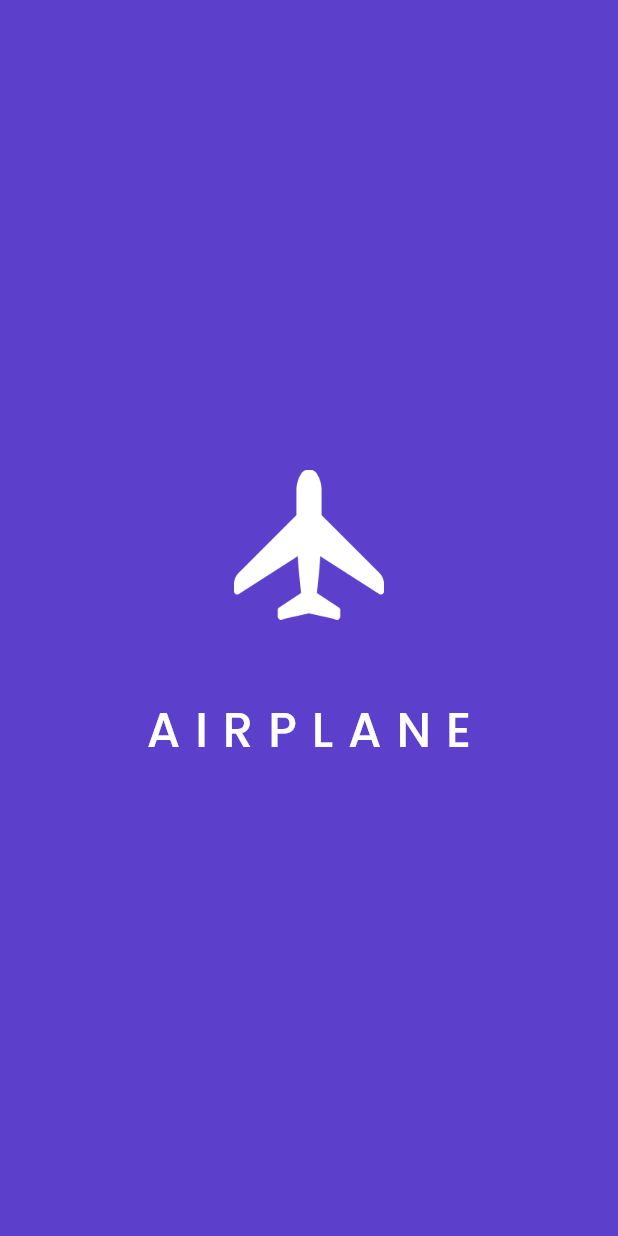
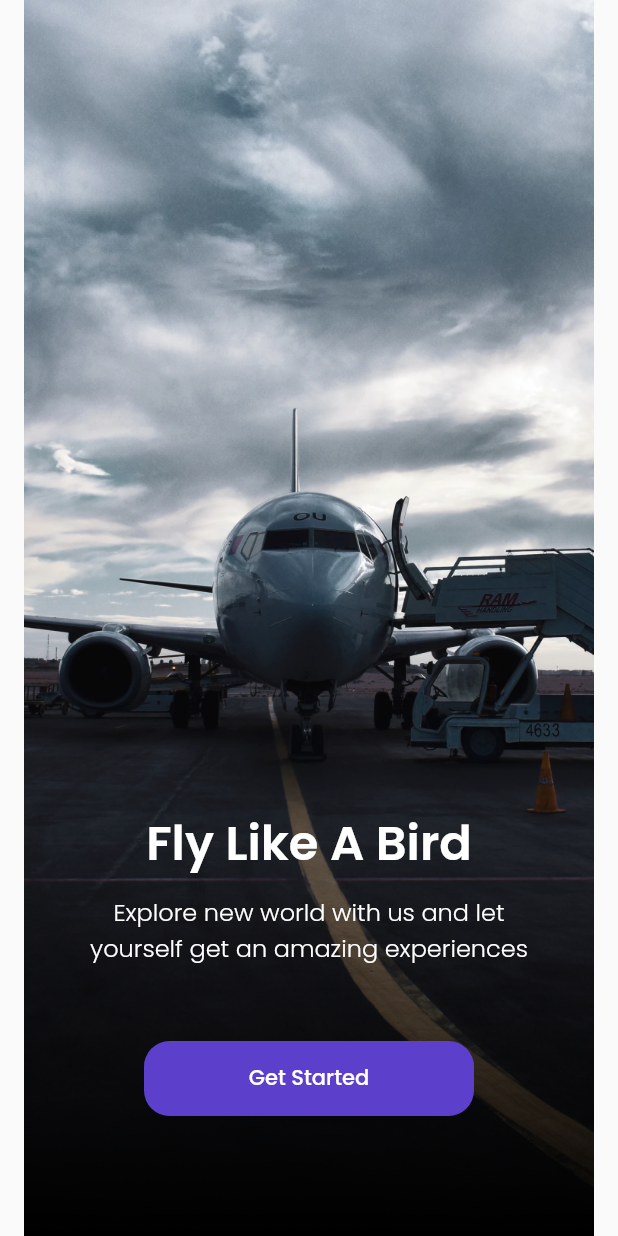
Before and after one commit to aldhykohar/airplane-app, a Flutter app: the screen it shows after launch, on a phone screen of 412 x 824 dp. Run offline on Flutter 3.47's test engine with Material 2 defaults, Android fonts, the phone set to English and light mode, and no system bars; our stand-ins replace google_fonts.

Commit message:
:zap: create ui get started

```diff
--- a/lib/main.dart
+++ b/lib/main.dart
@@ -1,6 +1,5 @@
 import 'package:flutter/material.dart';
-
-import 'ui/pages/splash_page.dart';
+import 'ui/pages/get_started_page.dart';
 
 void main() => runApp(MyApp());
 
@@ -11,7 +10,7 @@ class MyApp extends StatelessWidget {
   Widget build(BuildContext context) {
     return MaterialApp(
       debugShowCheckedModeBanner: false,
-      home: SplashPage(),
+      home: GetStartedPage(),
     );
   }
 }
--- /dev/null
+++ b/lib/ui/pages/get_started_page.dart
@@ -0,0 +1,70 @@
+import 'package:flutter/material.dart';
+import '../../shared/theme.dart';
+
+class GetStartedPage extends StatelessWidget {
+  const GetStartedPage({Key? key}) : super(key: key);
+
+  @override
+  Widget build(BuildContext context) {
+    return Scaffold(
+      body: Stack(
+        children: [
+          Container(
+            width: double.infinity,
+            height: double.infinity,
+            decoration: BoxDecoration(
+              image: DecorationImage(
+                image: AssetImage(
+                  'assets/image_get_started.png',
+                ),
+              ),
+            ),
+          ),
+          Center(
+            child: Column(
+              mainAxisAlignment: MainAxisAlignment.end,
+              children: [
+                Text(
+                  'Fly Like A Bird',
+                  style: whiteTextStyle.copyWith(
+                    fontSize: 32,
+                    fontWeight: semiBold,
+                  ),
+                ),
+                SizedBox(
+                  height: 10,
+                ),
+                Text(
+                  'Explore new world with us and let\nyourself get an amazing experiences',
+                  style:
+                      whiteTextStyle.copyWith(fontSize: 16, fontWeight: light),
+                  textAlign: TextAlign.center,
+                ),
+                Container(
+                  width: 220,
+                  height: 50,
+                  margin: EdgeInsets.only(top: 50,bottom: 80),
+                  child: TextButton(
+                    onPressed: () {},
+                    style: TextButton.styleFrom(
+                      backgroundColor: kPrimaryColor,
+                      shape: RoundedRectangleBorder(
+                        borderRadius: BorderRadius.circular(17),
+                      )
+                    ),
+                    child: Text(
+                      'Get Started',
+                      style: whiteTextStyle.copyWith(
+                        fontWeight: medium,
+                      ),
+                    ),
+                  ),
+                )
+              ],
+            ),
+          )
+        ],
+      ),
+    );
+  }
+}
```
